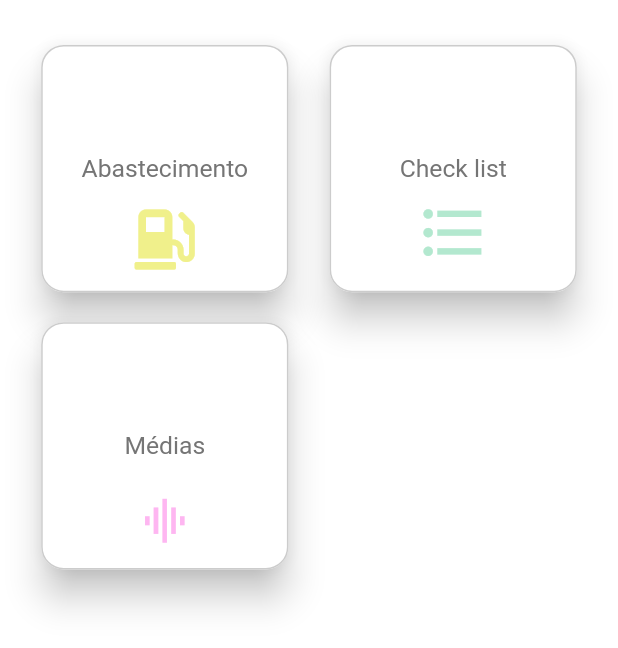
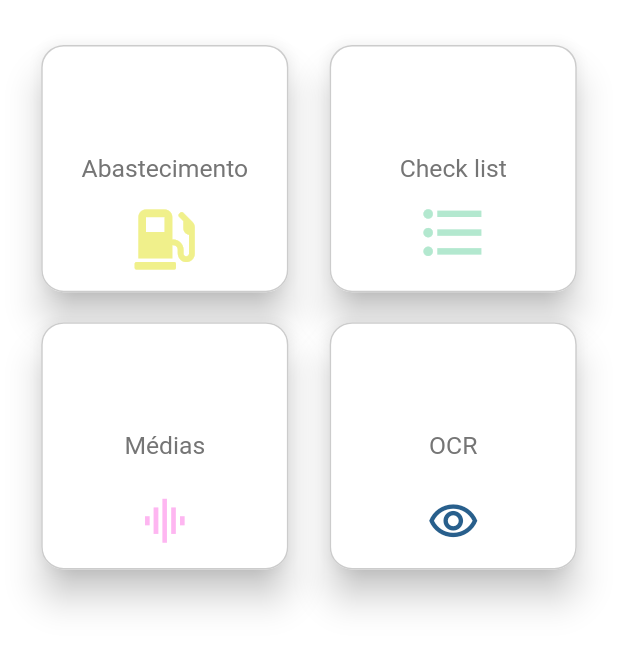
Before and after one commit to GeFrotApp/gefrot, a Flutter app: the Home widget shown alone on an empty page, opened directly, on a phone screen of 412 x 824 dp. Shown: the top 648 px of the screen. Run offline on Flutter 3.47's test engine with Material 2 defaults, Android fonts, the phone set to English and light mode, and no system bars; our stand-ins replace badges, cloud_firestore, dio, firebase_auth, firebase_core, firebase_storage and 8 more; missing offline and left inert: firebase_ml_vision, flutter_open_whatsapp, flutter_signature_pad, in_app_update; accounts and stored records are empty; generated files the repository leaves out were written again.

Commit message:
início do OCR

```diff
--- a/lib/app_screens/home.dart
+++ b/lib/app_screens/home.dart
@@ -6,6 +6,7 @@ import 'package:provider/provider.dart';
 import 'package:todomobx/app_modules/abastecimento_module/abastecimento_base.dart';
 import 'package:todomobx/app_modules/checklist_module/checklist_base.dart';
 import 'package:todomobx/app_modules/diario_de_bordo_module/jornada_base.dart';
+import 'package:todomobx/app_modules/ocr_module/ocr.dart';
 import 'package:todomobx/stores/base_store.dart';
 import 'package:todomobx/stores/cadastro_1_store.dart';
 import 'package:todomobx/stores/home_store.dart';
@@ -333,9 +334,43 @@ class _HomeState extends State<Home> {
                                     ),
                                   )),
                               Container(
-                                width: MediaQuery.of(context).size.width * 0.4,
-                                height: MediaQuery.of(context).size.width * 0.4,
-                              ),
+                                  width: MediaQuery.of(context).size.width * 0.4,
+                                  height: MediaQuery.of(context).size.width * 0.4,
+                                  child: RaisedButton(
+                                    onPressed: () async {
+
+                                      Navigator.of(context).push(MaterialPageRoute(builder: (_) {
+                                        return Ocr();
+                                      }));
+                                    },
+                                    elevation: 10,
+                                    color: Colors.white,
+                                    shape: RoundedRectangleBorder(
+                                        borderRadius: BorderRadius.circular(15),
+                                        side: BorderSide(color: Color.fromARGB(255, 204, 204, 204))),
+                                    child: Stack(
+                                      children: [
+                                        Center(
+                                          child: Text(
+                                            'OCR',textScaleFactor: 1,
+                                            style: TextStyle(
+                                                fontSize: MediaQuery.of(context).size.width * 0.04,
+                                                fontWeight: FontWeight.w400,
+                                                color: Color.fromARGB(255, 117, 117, 117)),
+                                          ),
+                                        ),
+                                        Container(
+                                          alignment: Alignment.bottomCenter,
+                                          child: Icon(
+                                            Icons.remove_red_eye_outlined,
+                                            size: MediaQuery.of(context).size.width * 0.085,
+                                            color: Color.fromARGB(255, 40, 95, 140),
+                                          ),
+                                          margin: EdgeInsets.all(15),
+                                        )
+                                      ],
+                                    ),
+                                  )),
                             ],
                           )
                         ],
--- a/pubspec.yaml
+++ b/pubspec.yaml
@@ -50,6 +50,7 @@ dependencies:
   flutter_signature_pad: ^3.0.0
   path_provider: ^2.0.1
   uuid: ^3.0.3
+  firebase_ml_vision: ^0.12.0+1
 dev_dependencies:
   flutter_launcher_icons: 0.9.0
   flutter_test:
```
Also changed, not shown: lib/app_modules/ocr_module/ocr.dart (added, +104 -0 lines), pubspec.lock, 1 other file.
